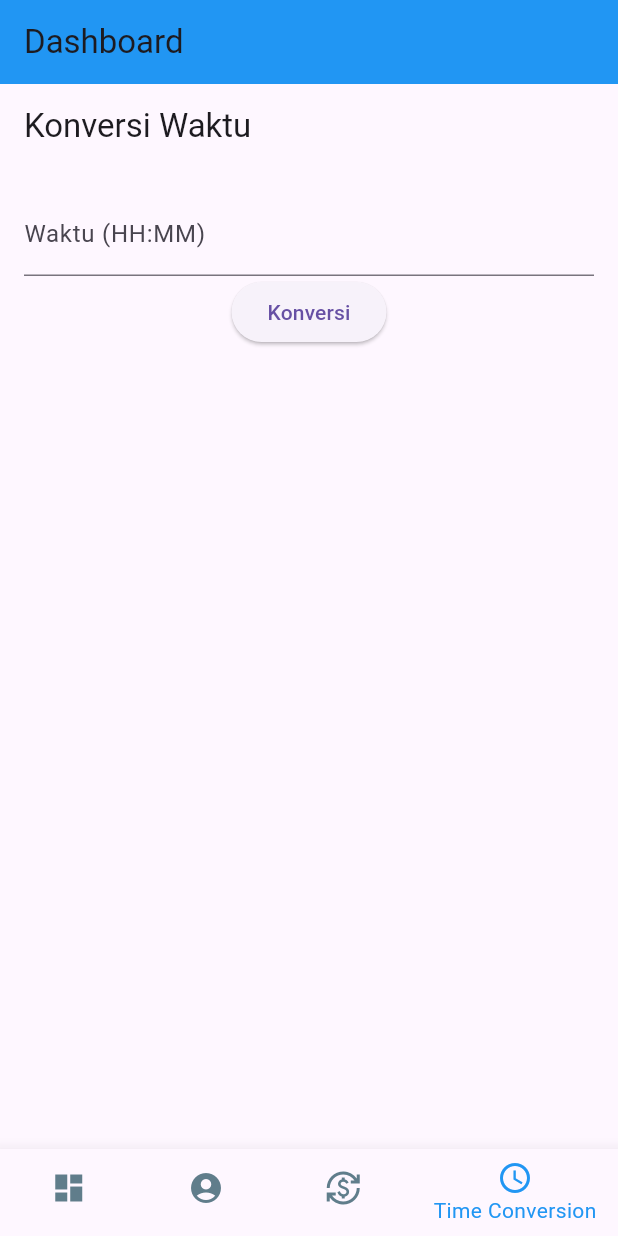
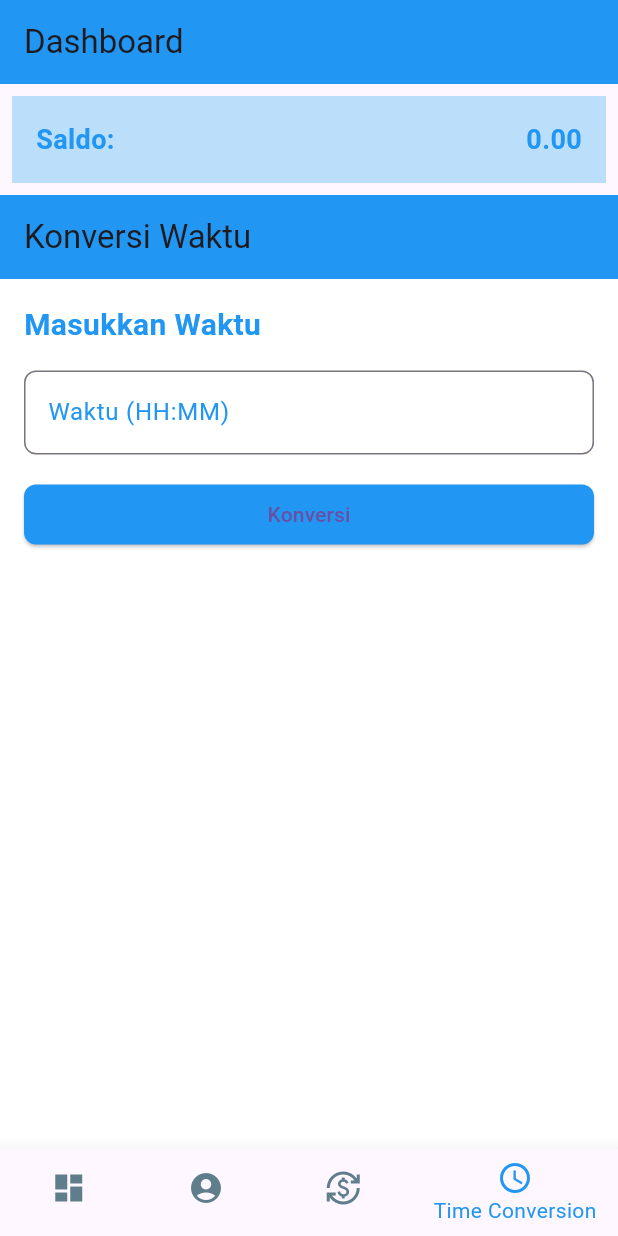
Before and after one commit to Estetika-19/Mobile-Tugas-Akhir, a Flutter app: the DashboardPage screen opened directly, item 4 of the bottom bar chosen, on a phone screen of 412 x 824 dp. Run offline on Flutter 3.47's test engine with Material 3 defaults, Android fonts, the light colour scheme and no system bars; our stand-ins replace hive, hive_flutter; accounts and stored records are empty; network calls fail.

Commit message:
Second Commit

```diff
--- a/lib/dashboard.dart
+++ b/lib/dashboard.dart
@@ -1,4 +1,5 @@
 import 'package:flutter/material.dart';
+import 'package:hive_flutter/hive_flutter.dart'; // Hive untuk membaca saldo
 import 'currency.dart';
 import 'goal_list.dart';
 import 'profil.dart';
@@ -11,12 +12,9 @@ class DashboardPage extends StatefulWidget {
 
 class _DashboardPageState extends State<DashboardPage> {
   int _selectedIndex = 0; // Menyimpan halaman yang aktif
-  final TextEditingController nameController = TextEditingController();
-  final TextEditingController amountController = TextEditingController();
 
   final List<Widget> _pages = [
-    // Halaman utama dengan Goals
-    GoalListPage(),
+    GoalListPage(), // Halaman Goals
     ProfileScreen(), // Halaman Profil
     ExchangeCurrencyPage(), // Halaman Exchange Mata Uang
     KonversiWaktuScreen(), // Halaman Konversi Waktu
@@ -30,25 +28,57 @@ class _DashboardPageState extends State<DashboardPage> {
 
   @override
   Widget build(BuildContext context) {
+    final saldoBox = Hive.box('saldoBox'); // Membuka box Hive
+    double currentSaldo =
+        saldoBox.get('saldo', defaultValue: 0.0); // Mendapatkan saldo
+
     return Scaffold(
       appBar: AppBar(
         title: Text('Dashboard'),
         backgroundColor: Colors.blue, // Warna biru pada AppBar
       ),
-      body: Container(
-        color: Colors.white, // Latar belakang putih untuk body
-        child: _pages[
-            _selectedIndex], // Menampilkan halaman sesuai dengan index yang dipilih
+      body: Column(
+        children: [
+          // Widget untuk menampilkan saldo
+          Container(
+            color: Colors.blue[100],
+            padding: const EdgeInsets.all(16.0),
+            margin: const EdgeInsets.all(8.0),
+            child: Row(
+              mainAxisAlignment: MainAxisAlignment.spaceBetween,
+              children: [
+                const Text(
+                  'Saldo:',
+                  style: TextStyle(
+                    fontSize: 18,
+                    fontWeight: FontWeight.bold,
+                    color: Colors.blue,
+                  ),
+                ),
+                Text(
+                  '${currentSaldo.toStringAsFixed(2)}',
+                  style: const TextStyle(
+                    fontSize: 18,
+                    fontWeight: FontWeight.bold,
+                    color: Colors.blue,
+                  ),
+                ),
+              ],
+            ),
+          ),
+          // Menampilkan halaman sesuai index
+          Expanded(
+            child: _pages[_selectedIndex],
+          ),
+        ],
       ),
       bottomNavigationBar: BottomNavigationBar(
         currentIndex: _selectedIndex, // Menampilkan item aktif
         onTap: _onItemTapped, // Fungsi untuk navigasi halaman
         backgroundColor: Colors.blue, // Warna biru untuk BottomNavigationBar
-        selectedItemColor: Colors.blue, // Warna putih untuk item yang aktif
-        unselectedItemColor: Colors
-            .blueGrey, // Warna putih agak pudar untuk item yang tidak aktif
-        elevation:
-            10, // Menambahkan elevasi untuk efek bayangan pada bottom bar
+        selectedItemColor: Colors.blue, // Warna untuk item yang aktif
+        unselectedItemColor: Colors.blueGrey, // Warna item yang tidak aktif
+        elevation: 10, // Menambahkan elevasi untuk efek bayangan
         items: const <BottomNavigationBarItem>[
           BottomNavigationBarItem(
             icon: Icon(Icons.dashboard),
--- a/lib/main.dart
+++ b/lib/main.dart
@@ -13,6 +13,7 @@ void main() async {
   // Membuka box untuk User dan Goal
   await Hive.openBox('userBox'); // Box untuk menyimpan user login
   await Hive.openBox<Goal>('goalBox'); // Box untuk menyimpan goals
+  await Hive.openBox('saldoBox');
 
   runApp(MyApp());
 }
--- a/lib/waktu.dart
+++ b/lib/waktu.dart
@@ -13,34 +13,28 @@ class _KonversiWaktuScreenState extends State<KonversiWaktuScreen> {
   String _london = '';
 
   void _konversiWaktu() {
-    // Mengambil input dari TextField
     String input = _controller.text;
 
-    // Memeriksa format input menggunakan split
-    List<String> timeParts = input.split('.');
+    List<String> timeParts = input.split(':');
     if (timeParts.length != 2) {
-      // Jika format salah, tampilkan pesan error
       ScaffoldMessenger.of(context).showSnackBar(
         const SnackBar(
-          content: Text('Format waktu harus HH.MM'),
+          content: Text('Format waktu harus HH:MM'),
           backgroundColor: Colors.red,
         ),
       );
       return;
     }
 
-    // Parsing jam dan menit
     int? jam = int.tryParse(timeParts[0]);
     int? menit = int.tryParse(timeParts[1]);
 
-    // Validasi nilai jam dan menit
     if (jam == null ||
         menit == null ||
         jam < 0 ||
         jam > 23 ||
         menit < 0 ||
         menit > 59) {
-      // Jika input tidak valid, tampilkan pesan error
       ScaffoldMessenger.of(context).showSnackBar(
         const SnackBar(
           content: Text('Jam harus antara 0-23 dan menit antara 0-59.'),
@@ -50,7 +44,6 @@ class _KonversiWaktuScreenState extends State<KonversiWaktuScreen> {
       return;
     }
 
-    // Format jam dan menit ke zona waktu lainnya
     setState(() {
       _wib =
           '${jam.toString().padLeft(2, '0')}:${menit.toString().padLeft(2, '0')} WIB';
@@ -58,8 +51,6 @@ class _KonversiWaktuScreenState extends State<KonversiWaktuScreen> {
           '${((jam + 1) % 24).toString().padLeft(2, '0')}:${menit.toString().padLeft(2, '0')} WITA';
       _wit =
           '${((jam + 2) % 24).toString().padLeft(2, '0')}:${menit.toString().padLeft(2, '0')} WIT';
-
-      // Konversi ke waktu London (GMT/UTC)
       _london =
           '${((jam - 7 + 24) % 24).toString().padLeft(2, '0')}:${menit.toString().padLeft(2, '0')} London (GMT)';
     });
@@ -68,26 +59,82 @@ class _KonversiWaktuScreenState extends State<KonversiWaktuScreen> {
   @override
   Widget build(BuildContext context) {
     return Scaffold(
-      appBar: AppBar(title: Text('Konversi Waktu')),
+      backgroundColor: Colors.white, // Latar belakang putih
+      appBar: AppBar(
+        title: const Text('Konversi Waktu'),
+        backgroundColor: Colors.blue, // AppBar biru
+      ),
       body: Padding(
         padding: const EdgeInsets.all(16.0),
         child: Column(
+          crossAxisAlignment: CrossAxisAlignment.stretch,
           children: [
+            const Text(
+              'Masukkan Waktu',
+              style: TextStyle(
+                fontSize: 20,
+                fontWeight: FontWeight.bold,
+                color: Colors.blue, // Warna biru pada teks judul
+              ),
+            ),
+            const SizedBox(height: 16),
             TextField(
               controller: _controller,
-              decoration: InputDecoration(labelText: 'Waktu (HH:MM)'),
+              decoration: InputDecoration(
+                labelText: 'Waktu (HH:MM)',
+                labelStyle: const TextStyle(color: Colors.blue),
+                border: OutlineInputBorder(
+                  borderRadius: BorderRadius.circular(8.0),
+                ),
+                focusedBorder: OutlineInputBorder(
+                  borderSide: const BorderSide(color: Colors.blue),
+                ),
+              ),
               keyboardType: TextInputType.number,
             ),
+            const SizedBox(height: 16),
             ElevatedButton(
               onPressed: _konversiWaktu,
-              child: Text('Konversi'),
+              style: ElevatedButton.styleFrom(
+                backgroundColor: Colors.blue, // Warna biru pada tombol
+                shape: RoundedRectangleBorder(
+                  borderRadius: BorderRadius.circular(8.0),
+                ),
+              ),
+              child: const Text('Konversi'),
             ),
-            if (_wib.isNotEmpty) ...[
-              Text('WIB: $_wib'),
-              Text('WITA: $_wita'),
-              Text('WIT: $_wit'),
-              Text('London: $_london'),
-            ],
+            const SizedBox(height: 24),
+            if (_wib.isNotEmpty)
+              Card(
+                elevation: 4,
+                color: Colors.blue[50], // Latar belakang kartu biru pucat
+                shape: RoundedRectangleBorder(
+                  borderRadius: BorderRadius.circular(8.0),
+                ),
+                child: Padding(
+                  padding: const EdgeInsets.all(16.0),
+                  child: Column(
+                    crossAxisAlignment: CrossAxisAlignment.start,
+                    children: [
+                      Text('WIB: $_wib',
+                          style: const TextStyle(
+                              fontSize: 16, color: Colors.blue)),
+                      const Divider(),
+                      Text('WITA: $_wita',
+                          style: const TextStyle(
+                              fontSize: 16, color: Colors.blue)),
+                      const Divider(),
+                      Text('WIT: $_wit',
+                          style: const TextStyle(
+                              fontSize: 16, color: Colors.blue)),
+                      const Divider(),
+                      Text('London: $_london',
+                          style: const TextStyle(
+                              fontSize: 16, color: Colors.blue)),
+                    ],
+                  ),
+                ),
+              ),
           ],
         ),
       ),
--- a/pubspec.yaml
+++ b/pubspec.yaml
@@ -14,13 +14,15 @@ dependencies:
   crypto: ^3.0.1
   convert: ^3.0.1
   http: ^1.2.2
-  flutter_local_notifications: ^13.0.0
+  path_provider: ^2.1.0
+
 
 dev_dependencies:
   flutter_test:
     sdk: flutter
   flutter_lints: ^4.0.0
   build_runner: ^2.3.3
+  hive_generator: ^2.0.1
 
 flutter:
   uses-material-design: true
```
Also changed, not shown: lib/currency.dart (+62 -7 lines), lib/goal.dart (line endings or trailing spaces), lib/goal.g.dart, pubspec.lock, 5 other files.
